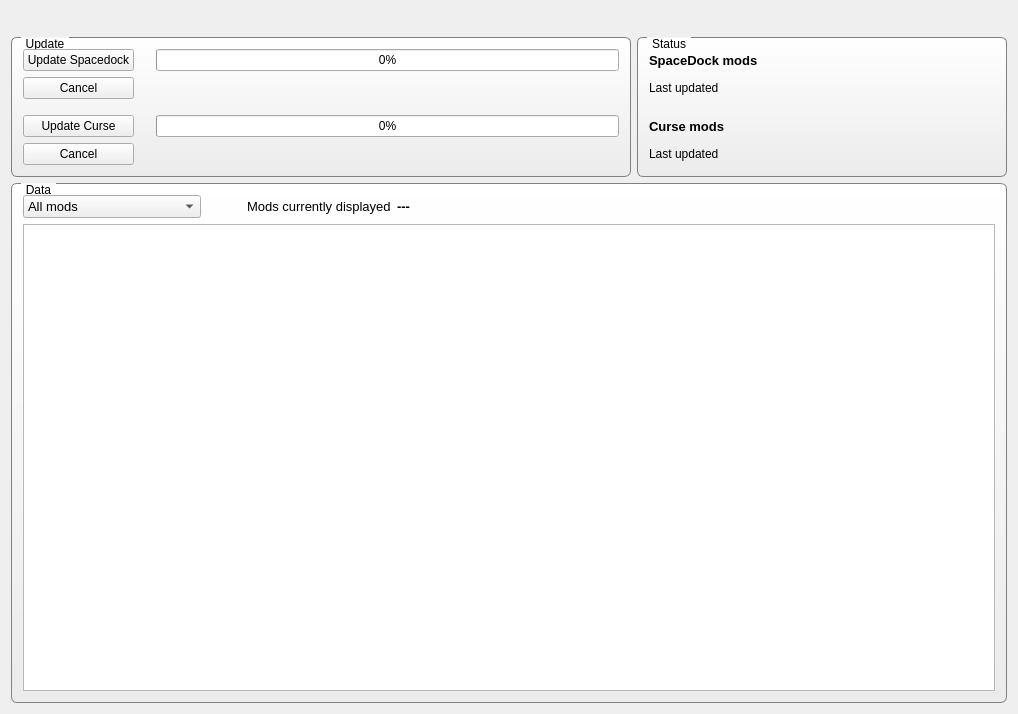
akej74/ksp-mod-analyzer, file ksp-mod-analyzer/ui/mainwindow.ui: the form before one commit.
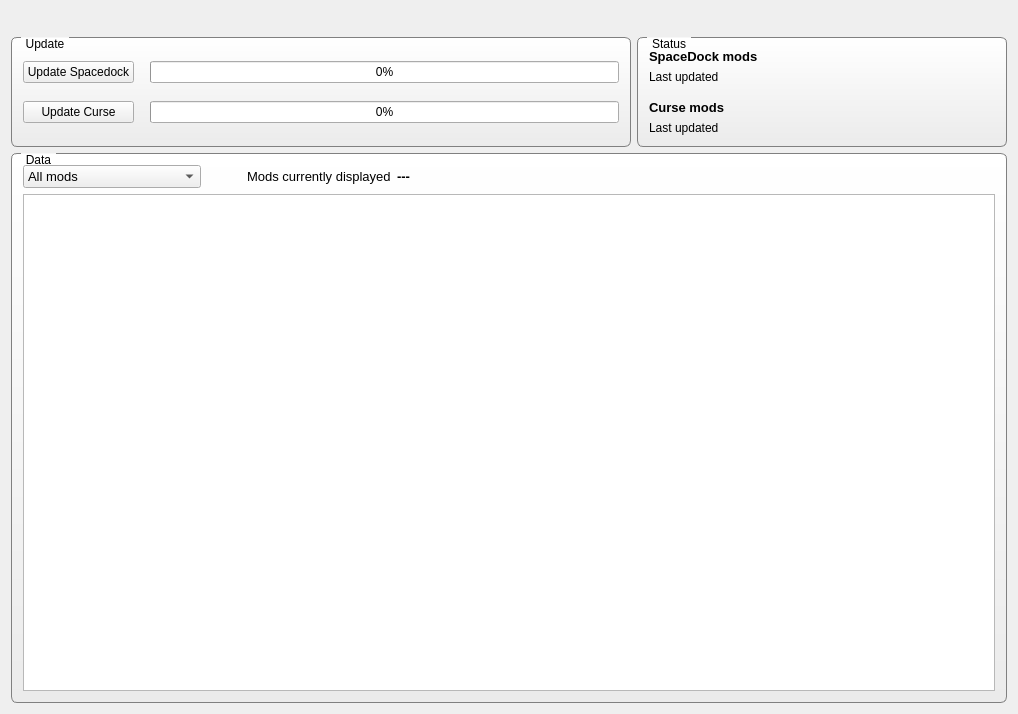
The form after the commit. Icons and pictures are not drawn.

Commit message: Use one button for "Update" and "Cancel" dynamically

Patch:
```diff
--- a/ksp-mod-analyzer/ui/mainwindow.ui
+++ b/ksp-mod-analyzer/ui/mainwindow.ui
@@ -89,49 +89,7 @@
         </widget>
        </item>
        <item row="1" column="0">
-        <widget class="QPushButton" name="pushButtonCancelSpacedock">
-         <property name="minimumSize">
-          <size>
-           <width>110</width>
-           <height>0</height>
-          </size>
-         </property>
-         <property name="text">
-          <string>Cancel</string>
-         </property>
-        </widget>
-       </item>
-       <item row="1" column="1" colspan="2">
-        <spacer name="horizontalSpacer_3">
-         <property name="orientation">
-          <enum>Qt::Horizontal</enum>
-         </property>
-         <property name="sizeHint" stdset="0">
-          <size>
-           <width>344</width>
-           <height>20</height>
-          </size>
-         </property>
-        </spacer>
-       </item>
-       <item row="2" column="0">
-        <spacer name="verticalSpacer">
-         <property name="orientation">
-          <enum>Qt::Vertical</enum>
-         </property>
-         <property name="sizeType">
-          <enum>QSizePolicy::Fixed</enum>
-         </property>
-         <property name="sizeHint" stdset="0">
-          <size>
-           <width>20</width>
-           <height>10</height>
-          </size>
-         </property>
-        </spacer>
-       </item>
-       <item row="3" column="0">
-        <widget class="QPushButton" name="pushButtonUpdateCurse">
+        <widget class="QPushButton" name="pushButtonCurse">
          <property name="minimumSize">
           <size>
            <width>110</width>
@@ -143,39 +101,13 @@
          </property>
         </widget>
        </item>
-       <item row="3" column="2">
+       <item row="1" column="2">
         <widget class="QProgressBar" name="progressBarCurse">
          <property name="value">
           <number>0</number>
          </property>
         </widget>
        </item>
-       <item row="4" column="0">
-        <widget class="QPushButton" name="pushButtonCancelCurse">
-         <property name="minimumSize">
-          <size>
-           <width>110</width>
-           <height>0</height>
-          </size>
-         </property>
-         <property name="text">
-          <string>Cancel</string>
-         </property>
-        </widget>
-       </item>
-       <item row="4" column="1" colspan="2">
-        <spacer name="horizontalSpacer_4">
-         <property name="orientation">
-          <enum>Qt::Horizontal</enum>
-         </property>
-         <property name="sizeHint" stdset="0">
-          <size>
-           <width>344</width>
-           <height>20</height>
-          </size>
-         </property>
-        </spacer>
-       </item>
       </layout>
      </widget>
     </item>
```
Left out of the diff: 2 changed lines with no effect on the pictures. The commit also changes 2 other files.
